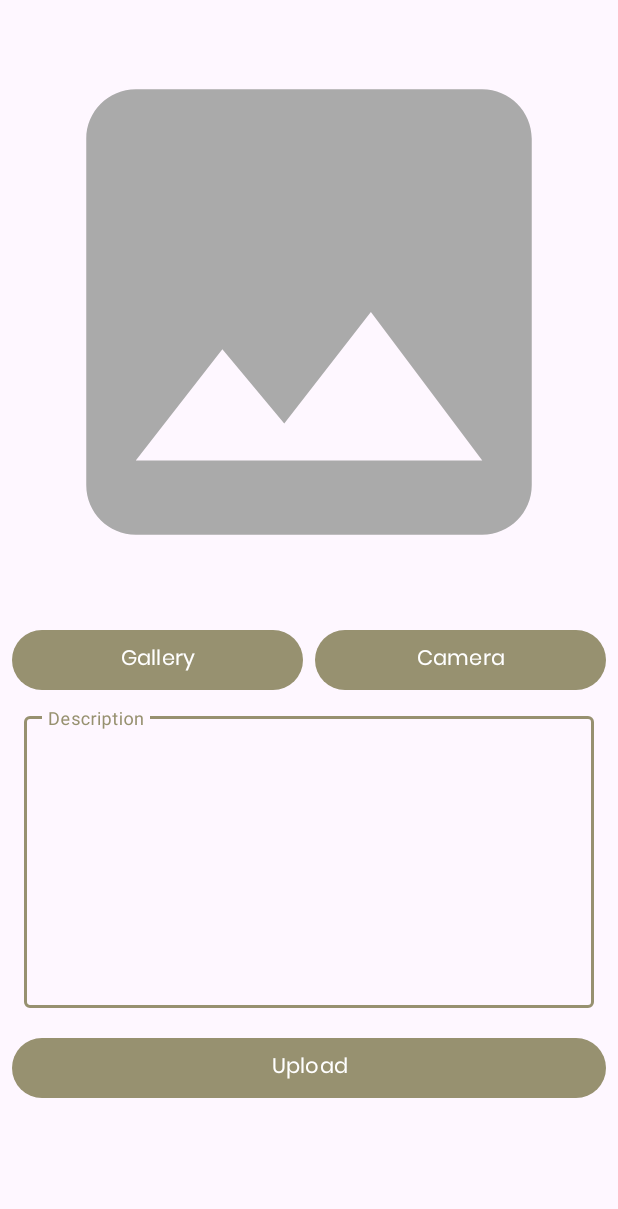
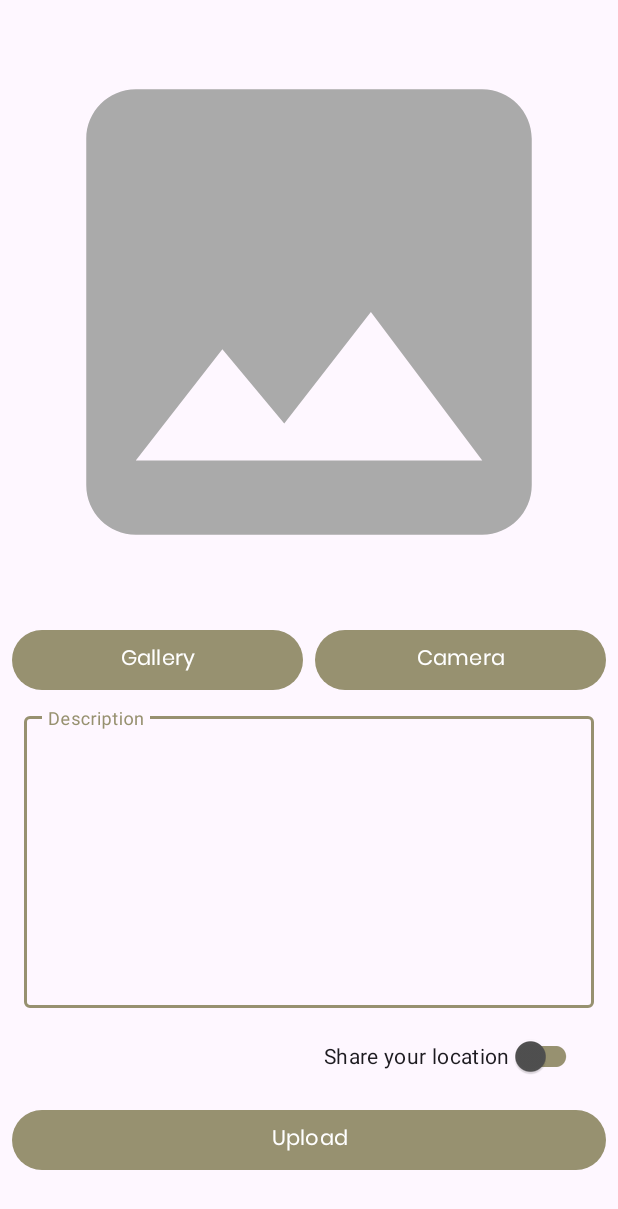
Before and after one commit to Boy-Brahmanda03/Story-App, an Android app: the UploadActivity screen opened directly, with no data from a screen before it, on a phone screen of 412 x 824 dp. Shown: the top 1209 px of the screen. Run offline under Robolectric (Android 15) with nearby library versions, the phone set to English and light mode, and no system bars; pictures from the network do not load; 1 statement that could not run was skipped.

Commit message:
Fix before submit

```diff
--- a/app/build.gradle.kts
+++ b/app/build.gradle.kts
@@ -18,7 +18,6 @@ android {
 
         testInstrumentationRunner = "androidx.test.runner.AndroidJUnitRunner"
         buildConfigField("String", "BASE_URL", "\"https://story-api.dicoding.dev/v1/\"")
-        buildConfigField("String", "API_KEY_MAP", "\"AIzaSyBT9kfD7i9n-HmMjgchiCHApMON8tD_9aI\"")
     }
 
     buildTypes {
@@ -36,7 +35,6 @@ android {
     }
     kotlinOptions {
         jvmTarget = "1.8"
-        freeCompilerArgs += "-Xopt-in=kotlin.RequiresOptIn"
     }
     buildFeatures {
         viewBinding = true
@@ -50,7 +48,8 @@ dependencies {
     implementation("androidx.appcompat:appcompat:1.6.1")
     implementation("com.google.android.material:material:1.10.0")
     implementation("androidx.constraintlayout:constraintlayout:2.1.4")
-    implementation("com.google.android.gms:play-services-maps:18.2.0")
+    implementation("com.google.android.gms:play-services-maps:18.0.0")
+    implementation("com.google.android.gms:play-services-location:18.0.0")
 
 
     testImplementation("junit:junit:4.13.2")
--- a/app/src/main/AndroidManifest.xml
+++ b/app/src/main/AndroidManifest.xml
@@ -6,6 +6,8 @@
     <uses-permission
         android:name="android.permission.WRITE_EXTERNAL_STORAGE"
         android:maxSdkVersion="28" />
+    <uses-permission android:name="android.permission.ACCESS_FINE_LOCATION" />
+    <uses-permission android:name="android.permission.ACCESS_COARSE_LOCATION"/>
 
     <application
         android:allowBackup="true"
--- a/app/src/main/java/com/example/storyapp/data/StoriesRemoteMediator.kt
+++ b/app/src/main/java/com/example/storyapp/data/StoriesRemoteMediator.kt
@@ -38,7 +38,6 @@ class StoriesRemoteMediator(
                 nextKey
             }
         }
-
         try {
             val responseData = apiService.getStories(token = token ,page = page, size = state.config.pageSize).listStory
             val endOfPaginationReached = responseData.isEmpty()
--- a/app/src/main/java/com/example/storyapp/data/UserStoryRepository.kt
+++ b/app/src/main/java/com/example/storyapp/data/UserStoryRepository.kt
@@ -125,17 +125,19 @@ class UserStoryRepository private constructor(
     }
 
 
-    fun uploadStory(file: File, desc: String, token: String) = liveData {
+    fun uploadStory(file: File, desc: String, token: String, long: Float?, lat: Float?) = liveData {
         emit(Result.Loading)
         try {
             val requestDesc = desc.toRequestBody("text/plain".toMediaType())
+            val requestLong = long.toString().toRequestBody("text/plain".toMediaType())
+            val requestLat = lat.toString().toRequestBody("text/plain".toMediaType())
             val requestFile = file.asRequestBody("image/jpeg".toMediaType())
             val multipartBody = MultipartBody.Part.createFormData(
                 "photo",
                 file.name,
                 requestFile
             )
-            val response = apiService.uploadStory(token, multipartBody, requestDesc)
+            val response = apiService.uploadStory(token, multipartBody, requestDesc, requestLong, requestLat)
             emit(Result.Success(response.message))
         } catch (e: HttpException) {
             val jsonInString = e.response()?.errorBody()?.string()
--- a/app/src/main/java/com/example/storyapp/ui/uploadstory/UploadViewModel.kt
+++ b/app/src/main/java/com/example/storyapp/ui/uploadstory/UploadViewModel.kt
@@ -7,5 +7,5 @@ import java.io.File
 class UploadViewModel(
     private val userStoryRepository: UserStoryRepository
 ) : ViewModel() {
-    fun uploadStory(file: File, desc: String, token: String) = userStoryRepository.uploadStory(file, desc, token)
+    fun uploadStory(file: File, desc: String, token: String, long: Float?, lat: Float?) = userStoryRepository.uploadStory(file, desc, token, long, lat)
 }
--- a/app/src/main/res/layout/activity_upload.xml
+++ b/app/src/main/res/layout/activity_upload.xml
@@ -3,12 +3,12 @@
     xmlns:app="http://schemas.android.com/apk/res-auto"
     xmlns:tools="http://schemas.android.com/tools"
     android:layout_width="match_parent"
-    android:layout_height="match_parent">
+    android:layout_height="match_parent"
+    tools:context=".ui.uploadstory.UploadActivity">
 
     <androidx.constraintlayout.widget.ConstraintLayout
         android:layout_width="match_parent"
-        android:layout_height="wrap_content"
-        tools:context=".ui.uploadstory.UploadActivity">
+        android:layout_height="wrap_content">
 
         <ImageView
             android:id="@+id/previewImageView"
@@ -59,15 +59,15 @@
             android:layout_width="0dp"
             android:layout_height="wrap_content"
             android:layout_marginStart="8dp"
-            android:layout_marginTop="8dp"
             android:layout_marginEnd="8dp"
             android:layout_marginBottom="8dp"
+            android:layout_marginTop="8dp"
             android:fontFamily="@font/poppins"
             android:text="@string/upload"
             app:layout_constraintBottom_toBottomOf="parent"
             app:layout_constraintEnd_toEndOf="parent"
             app:layout_constraintStart_toStartOf="parent"
-            app:layout_constraintTop_toBottomOf="@+id/etl_description" />
+            app:layout_constraintTop_toBottomOf="@+id/switch1" />
 
 
         <com.google.android.material.textfield.TextInputLayout
@@ -78,7 +78,7 @@
             android:layout_marginTop="8dp"
             android:layout_marginEnd="8dp"
             android:layout_marginBottom="8dp"
-            app:layout_constraintBottom_toTopOf="@+id/uploadButton"
+            app:layout_constraintBottom_toTopOf="@+id/switch1"
             app:layout_constraintEnd_toEndOf="@+id/cameraButton"
             app:layout_constraintStart_toStartOf="@+id/galleryButton"
             app:layout_constraintTop_toBottomOf="@id/galleryButton">
@@ -105,6 +105,17 @@
             app:layout_constraintStart_toStartOf="parent"
             app:layout_constraintTop_toTopOf="parent" />
 
+        <com.google.android.material.switchmaterial.SwitchMaterial
+            android:id="@+id/switch1"
+            android:layout_width="wrap_content"
+            android:layout_height="wrap_content"
+            android:layout_marginTop="8dp"
+            android:layout_marginEnd="8dp"
+            android:layout_marginBottom="8dp"
+            android:text="@string/share_your_location"
+            app:layout_constraintEnd_toEndOf="@+id/etl_description"
+            app:layout_constraintTop_toBottomOf="@+id/etl_description" />
+
     </androidx.constraintlayout.widget.ConstraintLayout>
 
 </ScrollView>
--- a/app/src/main/res/values/strings.xml
+++ b/app/src/main/res/values/strings.xml
@@ -34,4 +34,6 @@
     <string name="style_parsing_failed">Style parsing failed.</string>
     <string name="can_t_find_style">Can\'t find style.</string>
     <string name="retry">Retry</string>
+    <string name="failed_to_get_location">Failed to Get Location</string>
+    <string name="share_your_location">Share your location</string>
 </resources>
```
Also changed, not shown: app/src/main/java/com/example/storyapp/data/StoriesPagingSource.kt (deleted, +0 -36 lines), app/src/main/java/com/example/storyapp/data/remote/retrofit/ApiService.kt (+5 -3 lines), app/src/main/java/com/example/storyapp/ui/main/MainActivity.kt (+0 -10 lines), app/src/main/java/com/example/storyapp/ui/uploadstory/UploadActivity.kt (+112 -4 lines), app/src/main/res/xml/data_extraction_rules.xml (+0 -10 lines), 1 other file.
